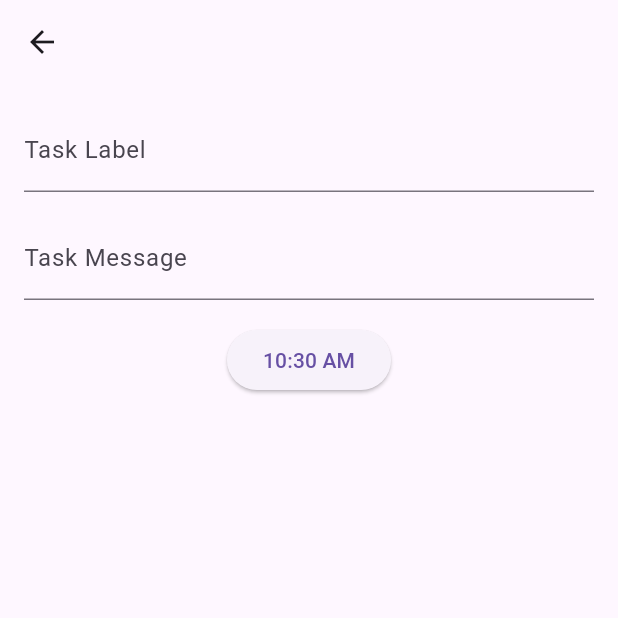
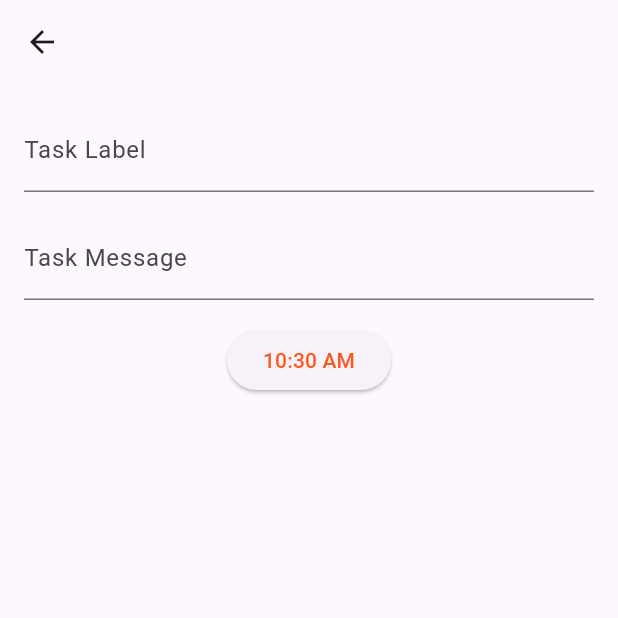
Before and after one commit to Sean-ORourke/MySpokenSchedules, a Flutter app: the TaskDetailView screen opened directly with empty values, on a phone screen of 412 x 824 dp, the top half of it. Run offline on Flutter 3.47's test engine with Material 3 defaults, Android fonts, the phone set to English and light mode, and no system bars; our stand-ins replace flutter_local_notifications, flutter_tts, timezone.

Commit message:
clockpicker button text is now also orange

```diff
--- a/my_spoken_schedules/lib/view/task_detail_view.dart
+++ b/my_spoken_schedules/lib/view/task_detail_view.dart
@@ -126,6 +126,8 @@ class _TaskDetailViewState extends State<TaskDetailView> {
                                   "Select Time" // Default button text
                               : selectedTime!
                                   .format(context), // Show selected time
+                                  selectionColor: Colors.deepOrange,
+                                  style: const TextStyle(color: Colors.deepOrange),
                         ),
                       ),
                       /*ElevatedButton(
```
